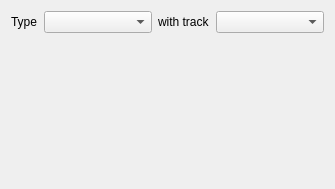
This is src/ui/transitionsettings_ui.ui in KDE/kdenlive as Qt 5 draws it before an edit. The edited form follows.
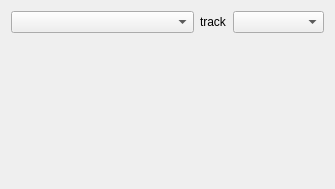
This is the edited form. Custom widgets are drawn as their Qt base class.

Commit message: More fixes for split screen effect, fix qml scene when resizing

Diff of the .ui file:
```diff
--- a/src/ui/transitionsettings_ui.ui
+++ b/src/ui/transitionsettings_ui.ui
@@ -11,29 +11,6 @@
    </rect>
   </property>
   <layout class="QGridLayout" name="gridLayout">
-   <item row="0" column="0">
-    <widget class="QLabel" name="label">
-     <property name="sizePolicy">
-      <sizepolicy hsizetype="Fixed" vsizetype="Fixed">
-       <horstretch>0</horstretch>
-       <verstretch>0</verstretch>
-      </sizepolicy>
-     </property>
-     <property name="text">
-      <string>Type</string>
-     </property>
-    </widget>
-   </item>
-   <item row="0" column="1">
-    <widget class="KComboBox" name="transitionList">
-     <property name="sizePolicy">
-      <sizepolicy hsizetype="Preferred" vsizetype="Fixed">
-       <horstretch>0</horstretch>
-       <verstretch>0</verstretch>
-      </sizepolicy>
-     </property>
-    </widget>
-   </item>
    <item row="0" column="2">
     <widget class="QLabel" name="label_2">
      <property name="sizePolicy">
@@ -43,7 +20,7 @@
       </sizepolicy>
      </property>
      <property name="text">
-      <string>with track</string>
+      <string>track</string>
      </property>
     </widget>
    </item>
@@ -66,6 +43,16 @@
      </property>
     </widget>
    </item>
+   <item row="0" column="0" colspan="2">
+    <widget class="KComboBox" name="transitionList">
+     <property name="sizePolicy">
+      <sizepolicy hsizetype="Preferred" vsizetype="Fixed">
+       <horstretch>0</horstretch>
+       <verstretch>0</verstretch>
+      </sizepolicy>
+     </property>
+    </widget>
+   </item>
   </layout>
  </widget>
  <customwidgets>
```
The commit also changes 4 other files.
